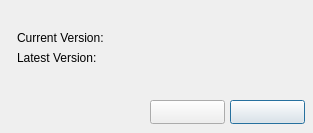
This is res/update_checker.ui in Toufool/AutoSplit as Qt 5 draws it before an edit. The edited form follows.
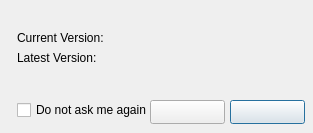
This is the edited form.

Commit message: Add "Check for Update on Open" setting in menu bar -> Help

Diff of the .ui file:
```diff
--- a/res/update_checker.ui
+++ b/res/update_checker.ui
@@ -86,7 +86,7 @@
    <property name="geometry">
     <rect>
      <x>17</x>
-     <y>103</y>
+     <y>76</y>
      <width>241</width>
      <height>16</height>
     </rect>
@@ -150,6 +150,19 @@
     <string/>
    </property>
   </widget>
+  <widget class="QCheckBox" name="checkBoxDoNotAskMeAgain">
+   <property name="geometry">
+    <rect>
+     <x>17</x>
+     <y>100</y>
+     <width>141</width>
+     <height>20</height>
+    </rect>
+   </property>
+   <property name="text">
+    <string>Do not ask me again</string>
+   </property>
+  </widget>
  </widget>
  <resources/>
  <connections>
```
Left out of the diff: 2 changed lines with no effect on the pictures. The commit also changes 6 other files.
